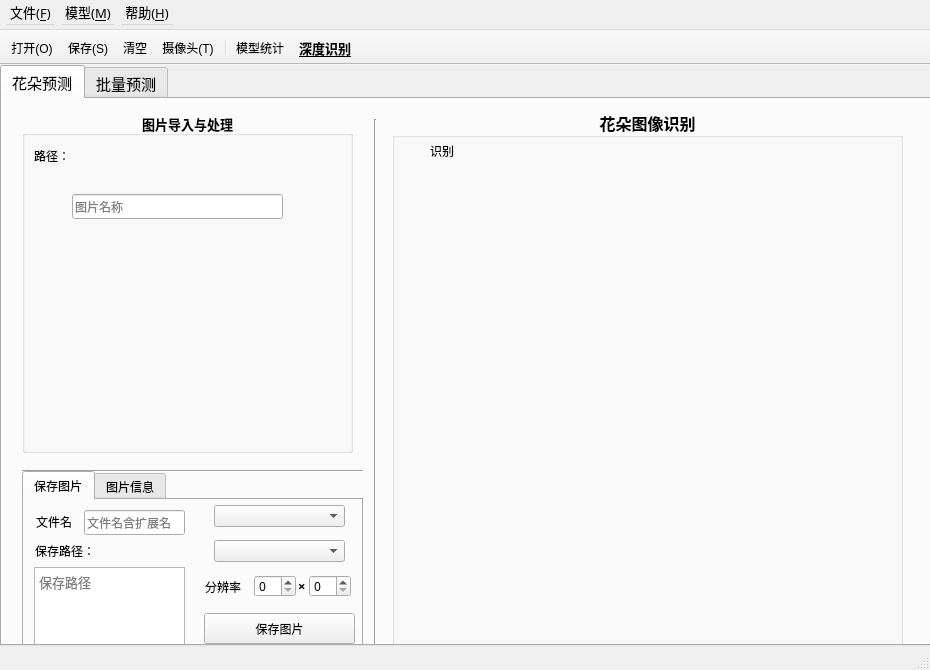
Before: the Qt Designer form MainWindowFlower.ui in Rvioleck/FlowerClassification, drawn with Qt 5.
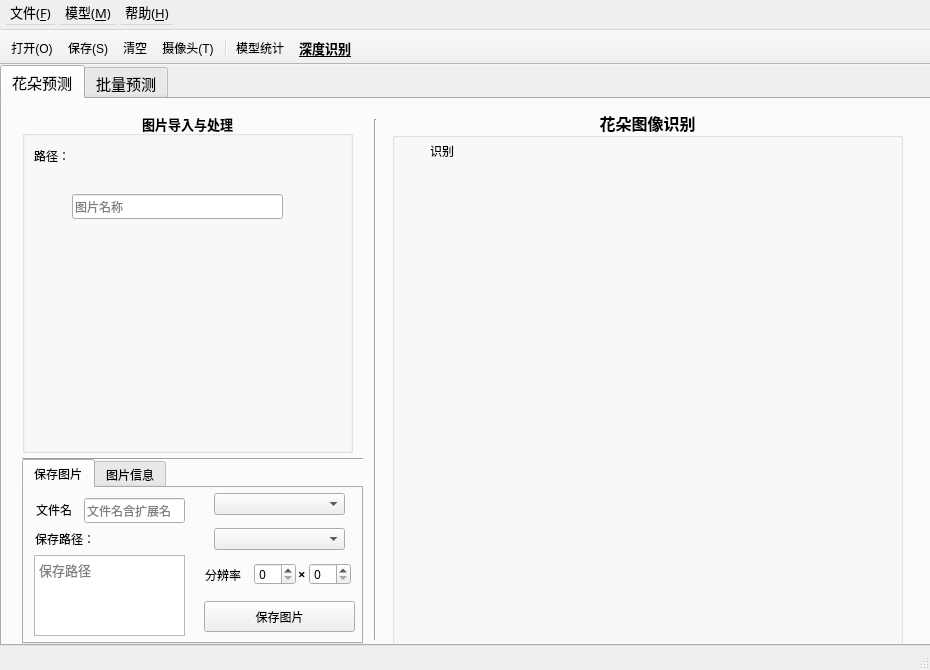
After: the same form once the commit is applied. Icons and pictures are not drawn. Custom widgets are drawn as their Qt base class.

```diff
--- a/MainWindowFlower.ui
+++ b/MainWindowFlower.ui
@@ -676,7 +676,7 @@
         <x>358</x>
         <y>20</y>
         <width>30</width>
-        <height>531</height>
+        <height>521</height>
        </rect>
       </property>
       <property name="orientation">
@@ -687,7 +687,7 @@
       <property name="geometry">
        <rect>
         <x>20</x>
-        <y>362</y>
+        <y>350</y>
         <width>341</width>
         <height>20</height>
        </rect>
@@ -700,9 +700,9 @@
       <property name="geometry">
        <rect>
         <x>20</x>
-        <y>372</y>
+        <y>360</y>
         <width>341</width>
-        <height>181</height>
+        <height>185</height>
        </rect>
       </property>
       <property name="font">
```
Left out of the diff: 5 changed lines with no effect on the pictures.
